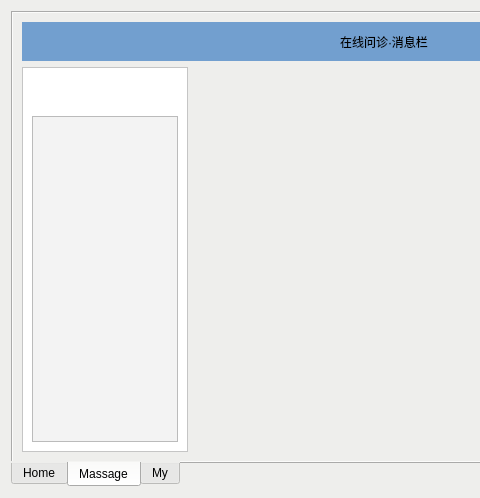
CFNeko/bit2, file homepage.ui: the form before one commit; both pictures show x 0 to 480 and y 0 to 498 of the 768 by 498 pixel window.
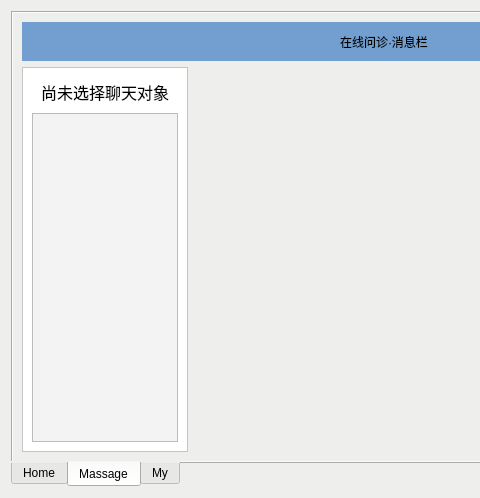
The form after the commit. The open tabs and pages were chosen to show the change. Icons and pictures are not drawn. Custom widgets are drawn as their Qt base class.

```diff
--- a/homepage.ui
+++ b/homepage.ui
@@ -157,14 +157,28 @@
              </property>
              <layout class="QVBoxLayout" name="verticalLayout_7">
               <item>
-               <layout class="QVBoxLayout" name="verticalLayout" stretch="3,30">
-                <item>
-                 <widget class="QWidget" name="widget_7" native="true">
-                  <property name="styleSheet">
-                   <string notr="true">background-color: rgb(255, 255, 255);</string>
-                  </property>
-                 </widget>
-                </item>
+               <widget class="QLabel" name="labelName">
+                <property name="minimumSize">
+                 <size>
+                  <width>0</width>
+                  <height>30</height>
+                 </size>
+                </property>
+                <property name="font">
+                 <font>
+                  <pointsize>12</pointsize>
+                 </font>
+                </property>
+                <property name="text">
+                 <string>尚未选择聊天对象</string>
+                </property>
+                <property name="alignment">
+                 <set>Qt::AlignCenter</set>
+                </property>
+               </widget>
+              </item>
+              <item>
+               <layout class="QVBoxLayout" name="verticalLayout" stretch="30">
                 <item>
                  <widget class="QScrollArea" name="scrollArea">
                   <property name="styleSheet">
@@ -179,9 +193,16 @@
                      <x>0</x>
                      <y>0</y>
                      <width>142</width>
-                     <height>321</height>
+                     <height>323</height>
                     </rect>
                    </property>
+                   <layout class="QHBoxLayout" name="horizontalLayout_15">
+                    <item>
+                     <widget class="QWidget" name="msgWidget" native="true">
+                      <layout class="QVBoxLayout" name="verticalLayout_10"/>
+                     </widget>
+                    </item>
+                   </layout>
                   </widget>
                  </widget>
                 </item>
@@ -601,6 +622,14 @@
    </item>
   </layout>
  </widget>
+ <customwidgets>
+  <customwidget>
+   <class>dbWidget</class>
+   <extends>QWidget</extends>
+   <header location="global">dbwidget.h</header>
+   <container>1</container>
+  </customwidget>
+ </customwidgets>
  <resources>
   <include location="resources.qrc"/>
  </resources>
```
Left out of the diff: 2 changed lines with no effect on the pictures.
